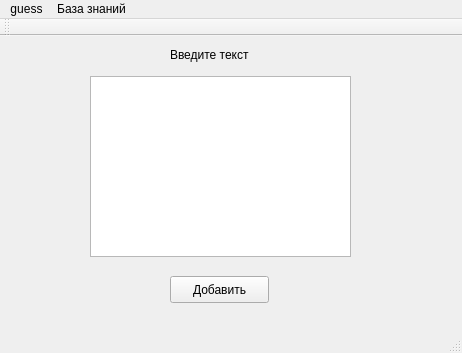
This is mainwindow.ui in mekkanizer/guess as Qt 5 draws it before an edit. The edited form follows.
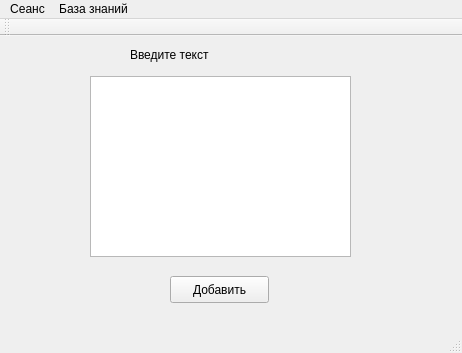
This is the edited form.

The edit to the form file:
```diff
--- a/mainwindow.ui
+++ b/mainwindow.ui
@@ -30,9 +30,9 @@
    <widget class="QLabel" name="label">
     <property name="geometry">
      <rect>
-      <x>170</x>
+      <x>130</x>
       <y>10</y>
-      <width>101</width>
+      <width>171</width>
       <height>17</height>
      </rect>
     </property>
@@ -60,12 +60,12 @@
      <x>0</x>
      <y>0</y>
      <width>462</width>
-     <height>25</height>
+     <height>24</height>
     </rect>
    </property>
    <widget class="QMenu" name="menuGuess">
     <property name="title">
-     <string>guess</string>
+     <string>Сеанс</string>
     </property>
     <addaction name="start"/>
     <addaction name="exit"/>
```
Left out of the diff: 2 changed lines with no effect on the pictures.
